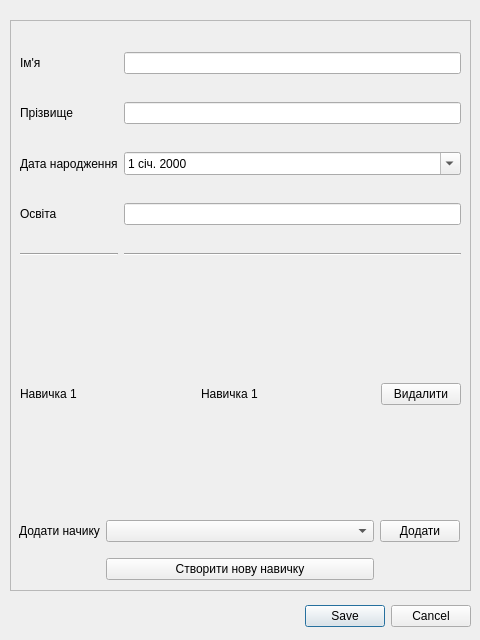
This is dialogui_editpersinfo.ui in landrew31/db_course_work as Qt 5 draws it before an edit. The edited form follows.
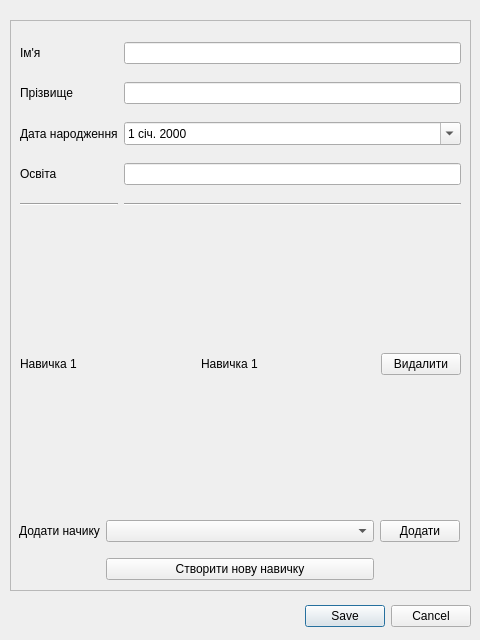
This is the edited form.

```diff
--- a/dialogui_editpersinfo.ui
+++ b/dialogui_editpersinfo.ui
@@ -80,7 +80,7 @@
       <x>10</x>
       <y>10</y>
       <width>441</width>
-      <height>251</height>
+      <height>191</height>
      </rect>
     </property>
     <layout class="QGridLayout" name="gridLayout">
@@ -154,9 +154,9 @@
     <property name="geometry">
      <rect>
       <x>10</x>
-      <y>259</y>
+      <y>199</y>
       <width>441</width>
-      <height>231</height>
+      <height>291</height>
      </rect>
     </property>
     <layout class="QGridLayout" name="layout_persSkills">
```
